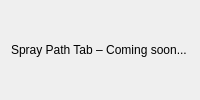
Old version of the form app/src/gui/ui/spray_path_tab.ui in the repository mikv75-lab/ROS-Project.
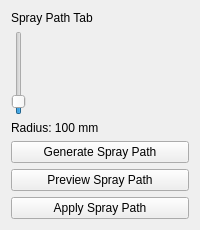
New version of the form.

Patch:
```diff
--- a/app/src/gui/ui/spray_path_tab.ui
+++ b/app/src/gui/ui/spray_path_tab.ui
@@ -6,7 +6,48 @@
    <item>
     <widget class="QLabel" name="labelSpray">
      <property name="text">
-      <string>Spray Path Tab – Coming soon...</string>
+      <string>Spray Path Tab</string>
+     </property>
+    </widget>
+   </item>
+   <item>
+    <widget class="QSlider" name="sliderRadius" orientation="Horizontal">
+     <property name="minimum">
+      <number>10</number>
+     </property>
+     <property name="maximum">
+      <number>1000</number>
+     </property>
+     <property name="value">
+      <number>100</number>
+     </property>
+    </widget>
+   </item>
+   <item>
+    <widget class="QLabel" name="labelRadius">
+     <property name="text">
+      <string>Radius: 100 mm</string>
+     </property>
+    </widget>
+   </item>
+   <item>
+    <widget class="QPushButton" name="buttonGenerate">
+     <property name="text">
+      <string>Generate Spray Path</string>
+     </property>
+    </widget>
+   </item>
+   <item>
+    <widget class="QPushButton" name="buttonPreview">
+     <property name="text">
+      <string>Preview Spray Path</string>
+     </property>
+    </widget>
+   </item>
+   <item>
+    <widget class="QPushButton" name="buttonApply">
+     <property name="text">
+      <string>Apply Spray Path</string>
      </property>
     </widget>
    </item>
```
